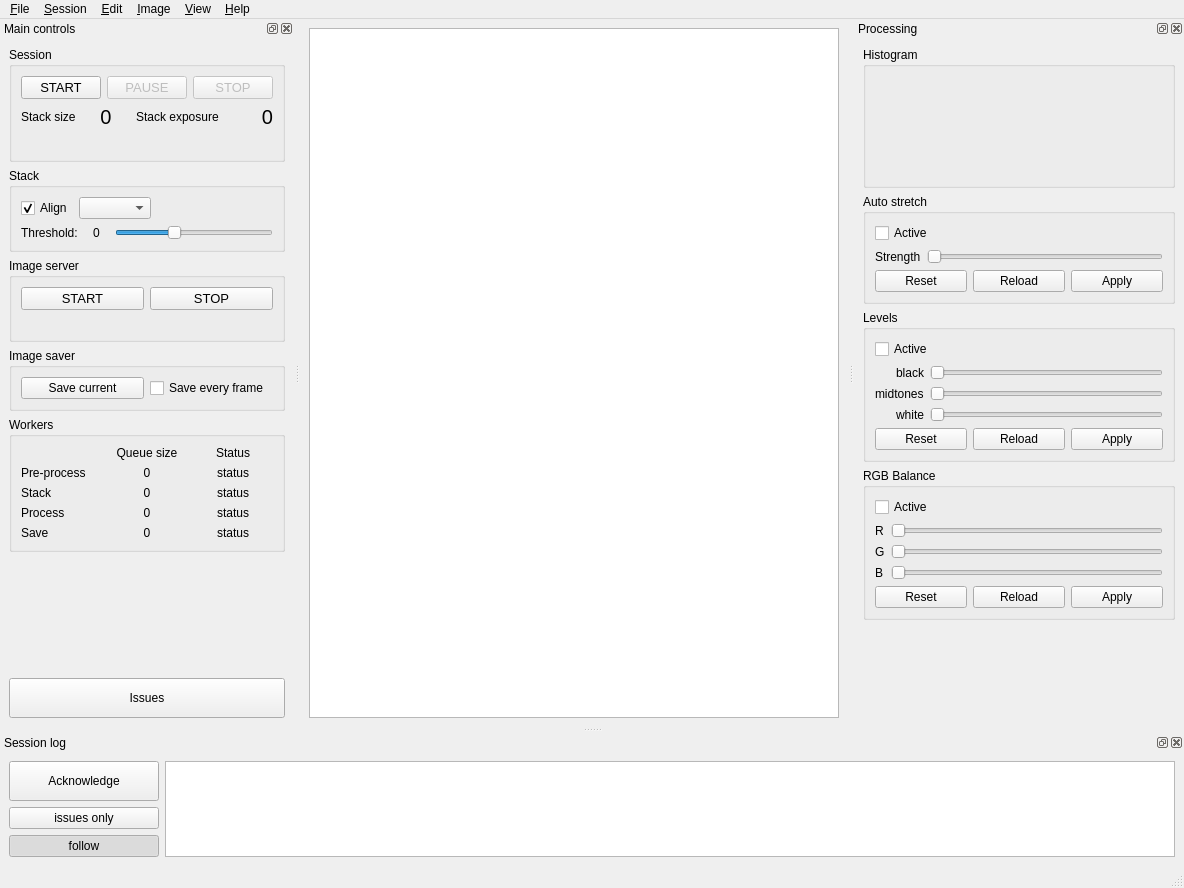
Qt form src/als/ui/als_ui.ui (deufrai/als) before a commit.
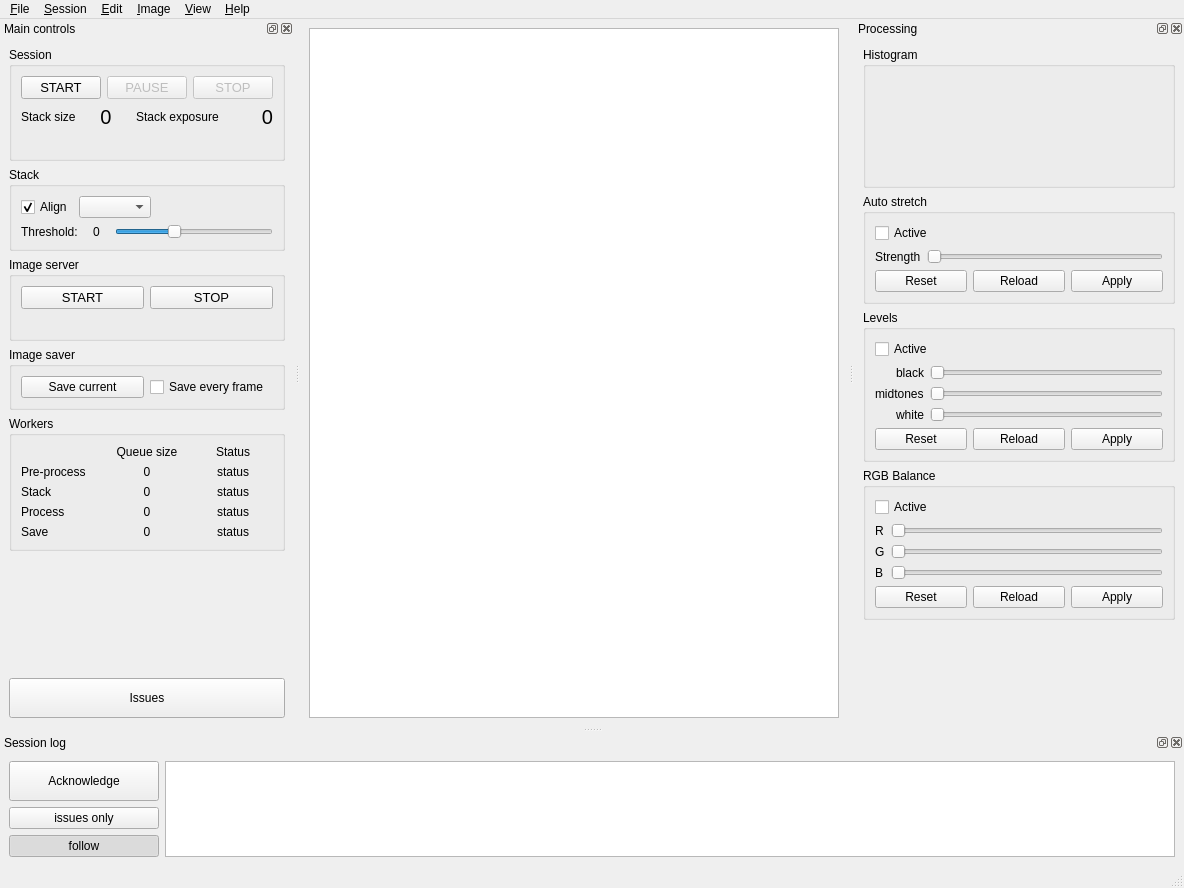
The same form after that commit. Custom widgets are drawn as their Qt base class.

Commit message: use default session status labels' font size

The edit to the form file:
```diff
--- a/src/als/ui/als_ui.ui
+++ b/src/als/ui/als_ui.ui
@@ -296,11 +296,6 @@
         </item>
         <item>
          <widget class="QLabel" name="lbl_session_status">
-          <property name="font">
-           <font>
-            <pointsize>10</pointsize>
-           </font>
-          </property>
           <property name="text">
            <string/>
           </property>
```
